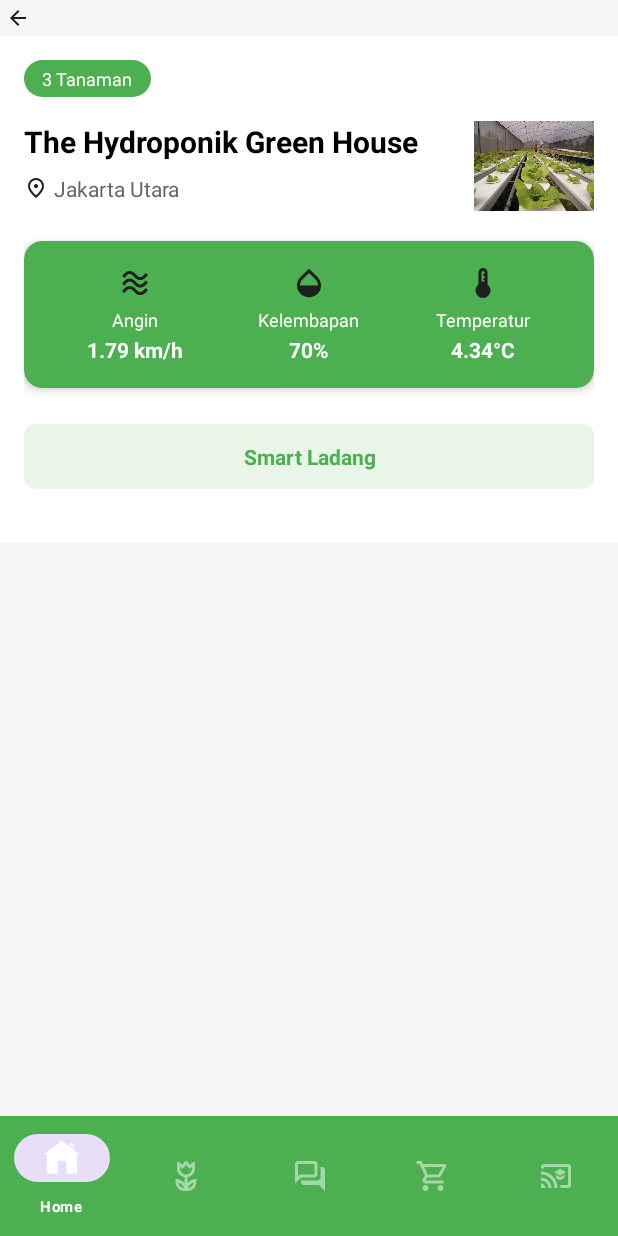
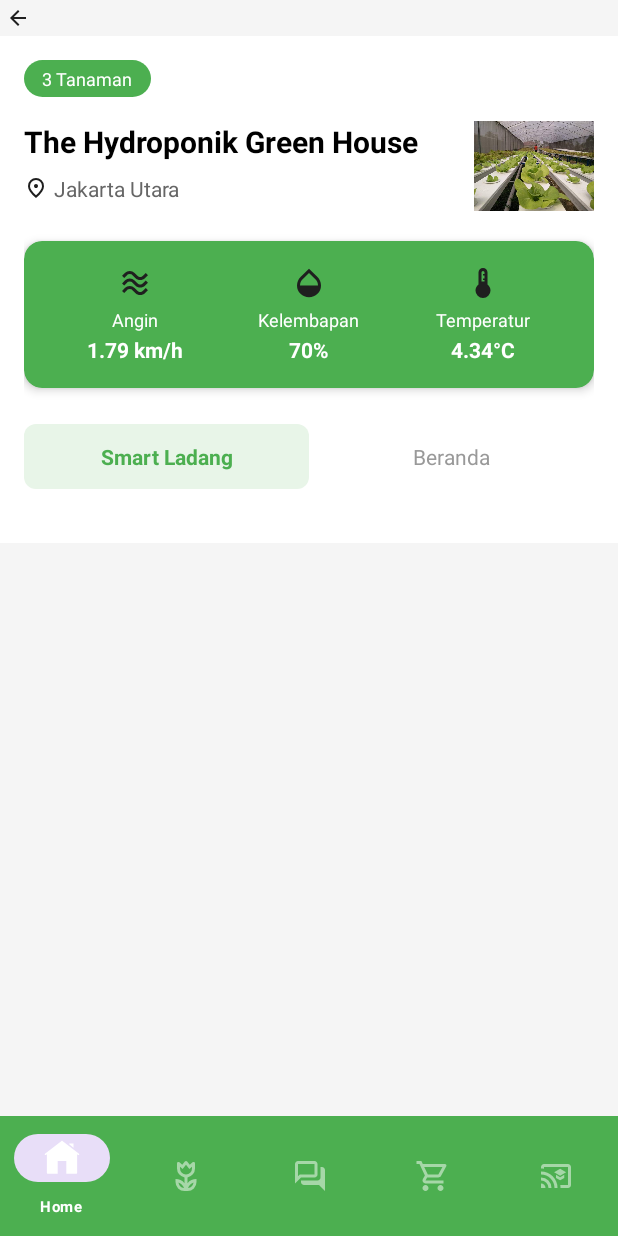
Before and after one commit to FirgiAhmadSuryaman/HidroponikApp, an Android app: the fragment Tanaman_Fragment placed in its activity, on a phone screen of 412 x 824 dp. Run offline under Robolectric (Android 15) with nearby library versions, the phone set to English and light mode, and no system bars.

Commit message:
Menambahakan TextView "Beranda" di fragment_tanaman.xml

```diff
--- a/app/src/main/res/layout/fragment_tanaman.xml
+++ b/app/src/main/res/layout/fragment_tanaman.xml
@@ -231,6 +231,18 @@
                         android:padding="12dp"
                         android:background="@drawable/tab_selected_bg" />
 
+                    <TextView
+                        android:id="@+id/tabBeranda"
+                        android:layout_width="0dp"
+                        android:layout_height="wrap_content"
+                        android:layout_weight="1"
+                        android:text="Beranda"
+                        android:textColor="#999999"
+                        android:textSize="14sp"
+                        android:gravity="center"
+                        android:padding="12dp"
+                        android:clickable="true"
+                        android:focusable="true" />
                 </LinearLayout>
 
             </LinearLayout>
```
